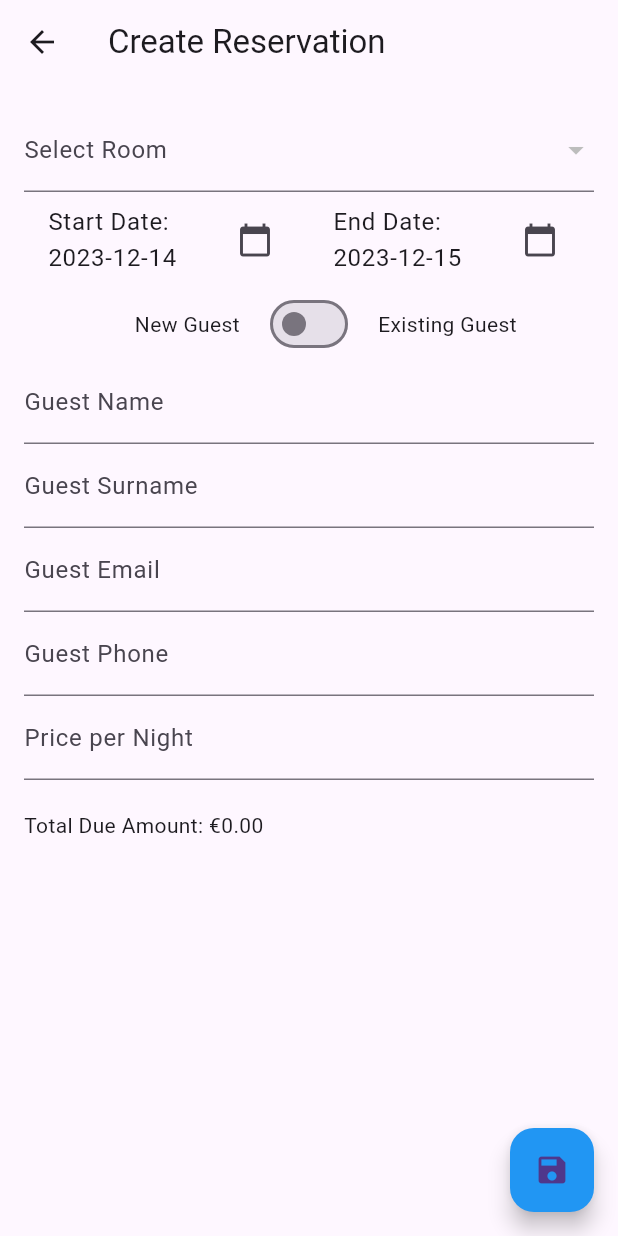
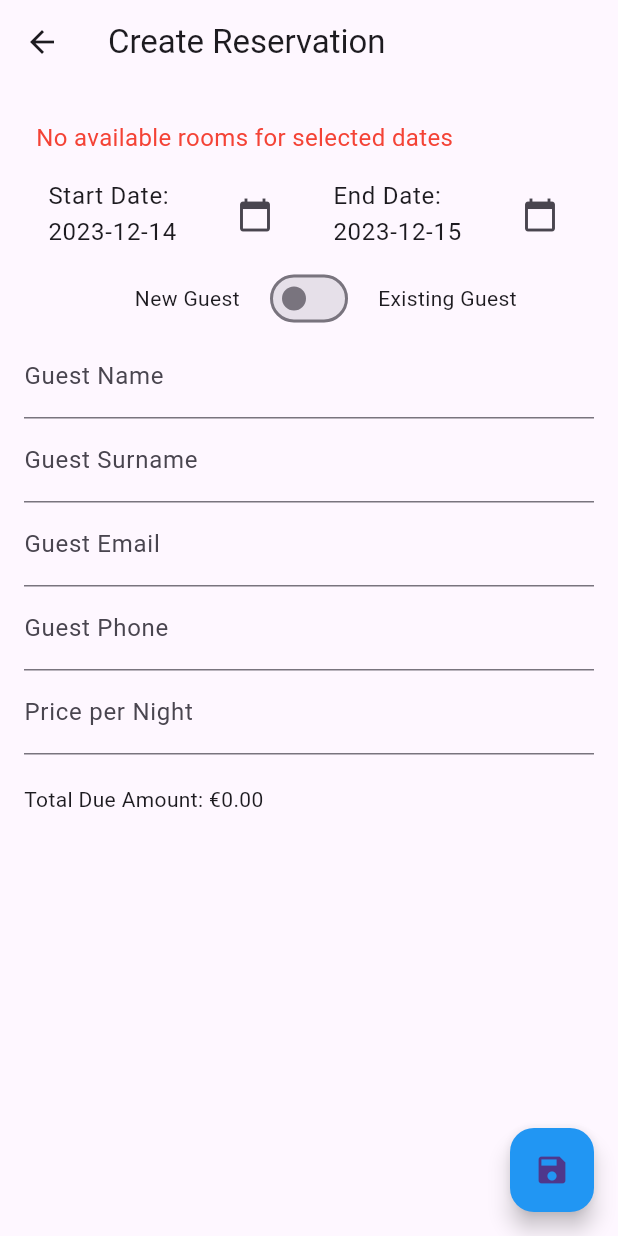
Before and after one commit to Langerais/capstone-pms, a Flutter app: the CreateReservationView screen opened directly, on a phone screen of 412 x 824 dp. Run offline on Flutter 3.47's test engine with Material 3 defaults, Android fonts, the phone set to English and light mode, and no system bars; our stand-ins replace fluttertoast, visibility_detector; network calls fail.

Commit message:
'No Availible Rooms for date' message added

```diff
--- a/lib/create_reservation_view.dart
+++ b/lib/create_reservation_view.dart
@@ -26,6 +26,7 @@ class _CreateReservationViewState extends State<CreateReservationView> {
   List<Room> availableRooms = []; // Stores available rooms for the selected date range
   Room? selectedRoom; // Currently selected room
   int? selectedGuestId; // ID of the selected guest (if existing guest is selected)
+  int maxGuestsForSelectedRoom = 0;
 
   // Selected start and end date for the reservation
   DateTime selectedStartDate = DateTime.now();
@@ -65,10 +66,7 @@ class _CreateReservationViewState extends State<CreateReservationView> {
   ///
   /// Helper function to get the error text for text fields based on their state.
   String? getErrorText(String text, bool modified, String errorMessage) {
-    if (text.isEmpty && modified) {
-      return errorMessage;
-    }
-    return null;
+    return (text.isEmpty && modified) ? errorMessage : null;
   }
 
   // Helper functions to validate email, phone, and price fields
@@ -95,7 +93,6 @@ class _CreateReservationViewState extends State<CreateReservationView> {
   @override
   void initState() {
     super.initState();
-    // Add listeners to email and phone focus nodes to check for existing guests
     emailFocusNode.addListener(() {
       if (!emailFocusNode.hasFocus) {
         checkForExistingGuest();
@@ -106,8 +103,18 @@ class _CreateReservationViewState extends State<CreateReservationView> {
         checkForExistingGuest();
       }
     });
-    updateAvailableRooms(); // Fetch available rooms for the current date range
-    fetchAllGuests(); // Fetch all guests for existing guest selection
+
+    // Initialize the room selection and max guests
+    updateAvailableRooms().then((_) {
+      if (availableRooms.isNotEmpty) {
+        setState(() {
+          selectedRoom = availableRooms.first;
+          maxGuestsForSelectedRoom = selectedRoom?.maxGuests ?? 0;
+        });
+      }
+    });
+
+    fetchAllGuests();
   }
 
   @override
@@ -118,6 +125,7 @@ class _CreateReservationViewState extends State<CreateReservationView> {
     emailController.dispose();
     phoneController.dispose();
     pricePerNightController.dispose();
+
     emailFocusNode.dispose();
     phoneFocusNode.dispose();
     super.dispose();
@@ -126,7 +134,7 @@ class _CreateReservationViewState extends State<CreateReservationView> {
   /// updateAvailableRooms
   ///
   /// Fetches available rooms based on the selected date range and updates the state.
-  void updateAvailableRooms() async {
+  Future<void> updateAvailableRooms() async {
     // Fetch reservations for the selected date range
     List<Reservation> reservations = await ReservationService.getReservationsByDateRange(
         selectedStartDate.subtract(const Duration(days: 1)),
@@ -192,6 +200,15 @@ class _CreateReservationViewState extends State<CreateReservationView> {
         }
         calculateTotalAmount();
         updateAvailableRooms();
+
+        updateAvailableRooms().then((_) {
+          if (availableRooms.isNotEmpty) {
+            setState(() {
+              selectedRoom = availableRooms.first;
+              maxGuestsForSelectedRoom = selectedRoom?.maxGuests ?? 0;
+            });
+          }
+        });
       });
     }
   }
@@ -350,11 +367,16 @@ class _CreateReservationViewState extends State<CreateReservationView> {
         child: Column(
           crossAxisAlignment: CrossAxisAlignment.start,
           children: [
-            DropdownButtonFormField<Room>(
+            Row(
+              children: [
+                Expanded(
+                  child: availableRooms.isNotEmpty
+                      ? DropdownButtonFormField<Room>(
                     value: selectedRoom,
                     onChanged: (Room? newValue) {
                       setState(() {
                         selectedRoom = newValue;
+                        maxGuestsForSelectedRoom = newValue?.maxGuests ?? 0; // Update max guests
                       });
                     },
                     items: availableRooms.map<DropdownMenuItem<Room>>((Room room) {
@@ -366,7 +388,27 @@ class _CreateReservationViewState extends State<CreateReservationView> {
                     decoration: const InputDecoration(
                       labelText: 'Select Room',
                     ),
+                  )
+                      : const Padding(
+                    padding: EdgeInsets.all(8.0),
+                    child: Text(
+                      'No available rooms for selected dates',
+                      style: TextStyle(fontSize: 16, color: Colors.red),
                     ),
+                  ),
+                ),
+                availableRooms.isNotEmpty
+                    ? Padding(
+                      padding: const EdgeInsets.only(left: 10),
+                      child: Text(
+                        'Max Guests: $maxGuestsForSelectedRoom',
+                          style: TextStyle(fontSize: 16),
+                  ),
+                )
+                    : SizedBox.shrink(), // Hide the 'Max Guests' text when no rooms are available
+              ],
+            ),
+
             // Date pickers for start and end dates
             Row(
               mainAxisAlignment: MainAxisAlignment.spaceEvenly,
@@ -391,7 +433,7 @@ class _CreateReservationViewState extends State<CreateReservationView> {
             if (guestExistsMessage.isNotEmpty)
               Padding(
                 padding: const EdgeInsets.symmetric(vertical: 8.0),
-                child: Text(guestExistsMessage, style: TextStyle(color: Colors.red)),
+                child: Text(guestExistsMessage, style: const TextStyle(color: Colors.red)),
               ),
             // Switch to toggle between new and existing guest
             Row(
--- a/lib/dbObjects.dart
+++ b/lib/dbObjects.dart
@@ -4,11 +4,13 @@ import 'package:flutter/foundation.dart';
 class Room {
   final int id;
   final String name;
+  final int maxGuests;
   //final String channelManagerId;
 
   Room({
     required this.id,
     required this.name,
+    required this.maxGuests,
     //required this.channelManagerId
   });
 
@@ -16,6 +18,7 @@ class Room {
     return Room(
       id: json['id'] as int,
       name: json['room_name'] as String? ?? 'Unknown Name',
+      maxGuests: json['max_guests'] as int? ?? 2,
       //channelManagerId: json['channel_manager_id'] as String? ?? 'Unknown Channel Manager ID',
     );
   }
--- a/lib/menu_view.dart
+++ b/lib/menu_view.dart
@@ -159,8 +159,8 @@ class CategoryItemsView extends StatelessWidget {
   void _showReservationsDialog(BuildContext context, MenuItem item, List<Reservation> reservations, List<Guest> guests, List<Room> rooms) {
 
     reservations.sort((a, b) {
-      Room roomA = rooms.firstWhere((r) => r.id == a.roomId, orElse: () => Room(id: 0, name: 'Unknown'));
-      Room roomB = rooms.firstWhere((r) => r.id == b.roomId, orElse: () => Room(id: 0, name: 'Unknown'));
+      Room roomA = rooms.firstWhere((r) => r.id == a.roomId, orElse: () => Room(id: 0, name: 'Unknown', maxGuests: 0));
+      Room roomB = rooms.firstWhere((r) => r.id == b.roomId, orElse: () => Room(id: 0, name: 'Unknown', maxGuests: 0));
       return roomA.name.compareTo(roomB.name);
     });
 
@@ -172,7 +172,7 @@ class CategoryItemsView extends StatelessWidget {
           content: SingleChildScrollView(
             child: ListBody(
               children: reservations.map((reservation) {
-                Room room = rooms.firstWhere((r) => r.id == reservation.roomId, orElse: () => Room(id: 0, name: 'Unknown'));
+                Room room = rooms.firstWhere((r) => r.id == reservation.roomId, orElse: () => Room(id: 0, name: 'Unknown', maxGuests: 0));
                 Guest guest = guests.firstWhere((g) => g.id == reservation.guestId, orElse: () => Guest(id: 0, name: 'Unknown', surname: 'Guest', phone: 'Unknown', email: 'Unknown'));
                 return ListTile(
                   title: Text('Room ${room.name}'),
```
Also changed, not shown: lib/arrivals_departures_view.dart (+8 -28 lines). Lines whose indentation alone changed are shown as unchanged.
